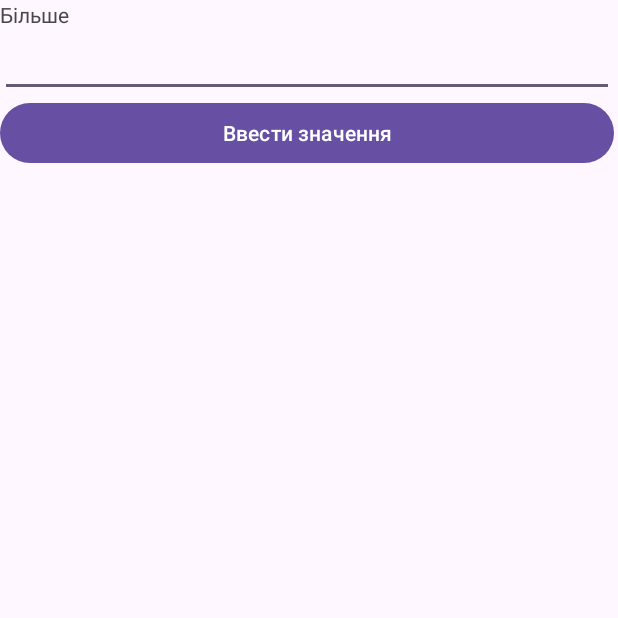
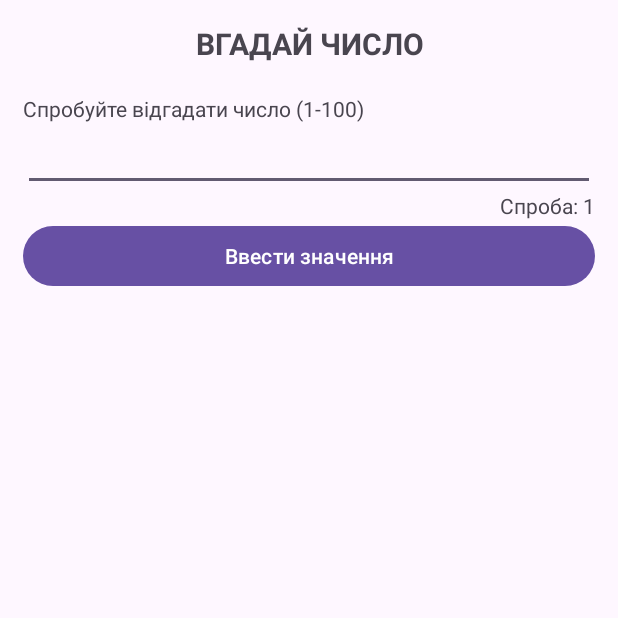
Before and after one commit to mikekondr/iot_lab1, an Android app: the screen it shows after launch (MainActivity), after a tap on "Ввести значення", on a phone screen of 412 x 824 dp, the top half of it. Run offline under Robolectric (Android 15) with nearby library versions, the phone set to English and light mode, and no system bars.

Commit message:
my improvements

```diff
--- a/app/src/main/java/top/mk85/mike/guessthenumber/MainActivity.kt
+++ b/app/src/main/java/top/mk85/mike/guessthenumber/MainActivity.kt
@@ -1,7 +1,10 @@
 package top.mk85.mike.guessthenumber
 
 import android.os.Bundle
+import android.view.KeyEvent
 import android.view.View
+import android.view.inputmethod.EditorInfo
+import android.view.inputmethod.InputMethodManager
 import android.widget.Button
 import android.widget.EditText
 import android.widget.TextView
@@ -10,14 +13,17 @@ import androidx.appcompat.app.AppCompatActivity
 import androidx.core.view.ViewCompat
 import androidx.core.view.WindowInsetsCompat
 
+
 class MainActivity : AppCompatActivity() {
 
     private lateinit var tvInfo: TextView
     private lateinit var etInput: EditText
     private lateinit var bControl: Button
+    private lateinit var tvTries: TextView
 
     private var guess: Int = 0
     private var gameFinished: Boolean = false
+    private var tries: Int = 1
 
     override fun onCreate(savedInstanceState: Bundle?) {
         super.onCreate(savedInstanceState)
@@ -32,18 +38,38 @@ class MainActivity : AppCompatActivity() {
         tvInfo = findViewById(R.id.textView)
         etInput = findViewById(R.id.editTextNumberDecimal)
         bControl = findViewById(R.id.button)
+        tvTries = findViewById(R.id.textView3)
 
         guess = (Math.random() * 100).toInt()
+
+        tvTries.text = String.format(resources.getString(R.string.tries), tries.toString())
+
+        etInput.setOnEditorActionListener { v: TextView?, actionId: Int, event: KeyEvent? ->
+            var handled = false
+            if (actionId == EditorInfo.IME_ACTION_SEND) {
+                getResult(this.currentFocus)
+                handled = true
+            }
+            handled
+        }
     }
 
     fun onClick(v:View) {
+        getResult(v)
+    }
+
+    private fun getResult(v:View?) {
+        val tInp: String = etInput.text.toString()
+        if (!gameFinished && tInp.isEmpty()) return
+
         if (!gameFinished) {
-            val inp: Int = etInput.text.toString().toInt()
+            val inp: Int = tInp.toInt()
 
-            if (inp > guess)
+            if (inp > guess) {
                 tvInfo.text = resources.getString(R.string.ahead)
-            else if (inp < guess)
+            } else if (inp < guess) {
                 tvInfo.text = resources.getString(R.string.behind)
+            }
             else {
                 tvInfo.text = resources.getString(R.string.hit)
                 bControl.text = resources.getString(R.string.play_more)
@@ -54,8 +80,26 @@ class MainActivity : AppCompatActivity() {
             bControl.text = resources.getString(R.string.input_value)
             tvInfo.text = resources.getText(R.string.try_to_guess)
             gameFinished = false
+            tries = 0
         }
 
+        if (gameFinished) {
+            tvTries.visibility = View.INVISIBLE
+            etInput.visibility = View.INVISIBLE
+            if (v != null) {
+                val imm = getSystemService(INPUT_METHOD_SERVICE) as InputMethodManager
+                imm.hideSoftInputFromWindow(v.windowToken, 0)
+            }
+        } else {
+            tries++
+            tvTries.visibility = View.VISIBLE
+            tvTries.text = String.format(resources.getString(R.string.tries), tries.toString())
+
+            etInput.visibility = View.VISIBLE
+            etInput.requestFocus()
+            val imm = getSystemService(INPUT_METHOD_SERVICE) as InputMethodManager
+            imm.showSoftInput(etInput, InputMethodManager.SHOW_IMPLICIT)
+        }
         etInput.setText("")
     }
 }
--- a/app/src/main/res/layout/activity_main.xml
+++ b/app/src/main/res/layout/activity_main.xml
@@ -5,18 +5,33 @@
     android:id="@+id/main"
     android:layout_width="match_parent"
     android:layout_height="match_parent"
+    android:layout_margin="15dp"
     tools:context=".MainActivity">
 
     <LinearLayout
-        android:layout_width="409dp"
-        android:layout_height="729dp"
+        android:id="@+id/linearLayout"
+        android:layout_width="0dp"
+        android:layout_height="0dp"
         android:orientation="vertical"
-        tools:layout_editor_absoluteX="1dp"
-        tools:layout_editor_absoluteY="1dp">
+        app:layout_constraintBottom_toBottomOf="parent"
+        app:layout_constraintEnd_toEndOf="parent"
+        app:layout_constraintStart_toStartOf="parent"
+        app:layout_constraintTop_toTopOf="parent">
+
+        <TextView
+            android:id="@+id/textViewName"
+            android:layout_width="match_parent"
+            android:layout_height="wrap_content"
+            android:layout_marginBottom="20dp"
+            android:text="@string/app_name"
+            android:textAlignment="center"
+            android:textAllCaps="true"
+            android:textSize="20sp"
+            android:textStyle="bold" />
 
         <TextView
             android:id="@+id/textView"
-            android:layout_width="match_parent"
+            android:layout_width="fill_parent"
             android:layout_height="wrap_content"
             android:text="@string/try_to_guess" />
 
@@ -25,7 +40,14 @@
             android:layout_width="match_parent"
             android:layout_height="wrap_content"
             android:ems="10"
+            android:imeOptions="actionSend"
             android:inputType="numberDecimal" />
+
+        <TextView
+            android:id="@+id/textView3"
+            android:layout_width="match_parent"
+            android:layout_height="wrap_content"
+            android:textAlignment="textEnd" />
 
         <Button
             android:id="@+id/button"
@@ -33,5 +55,7 @@
             android:layout_height="wrap_content"
             android:onClick="onClick"
             android:text="@string/input_value" />
+
     </LinearLayout>
+
 </androidx.constraintlayout.widget.ConstraintLayout>
--- a/app/src/main/res/values/strings.xml
+++ b/app/src/main/res/values/strings.xml
@@ -7,4 +7,5 @@
     <string name="play_more">Зіграти ще</string>
     <string name="try_to_guess">Спробуйте відгадати число (1-100)</string>
     <string name="error">Помилкове введення!</string>
+    <string name="tries">Спроба: %1$s</string>
 </resources>
```
